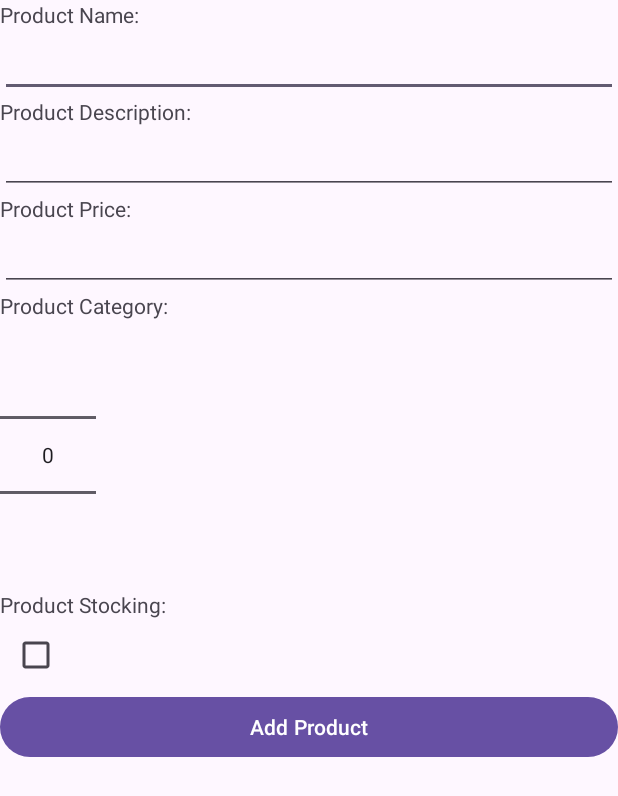
After one commit to lazy-life/PRM392_Project, an Android app: the ProductAddActivity screen opened directly, with no data from a screen before it, on a phone screen of 412 x 824 dp. The commit adds this screen. Shown: the top 796 px of the screen. Run offline under Robolectric (Android 15) with nearby library versions, the phone set to English and light mode, and no system bars; our stand-ins replace Firebase (no records; nobody signed in at launch, a user with empty details on screens opened directly).

Commit message:
finish them sua xoa

```diff
--- /dev/null
+++ b/app/src/main/java/com/example/delitesprm392project/RecyclerView/ProductManager/ProductAddActivity.java
@@ -0,0 +1,93 @@
+package com.example.delitesprm392project.RecyclerView.ProductManager;
+
+import androidx.annotation.NonNull;
+import androidx.appcompat.app.AppCompatActivity;
+
+import android.content.Intent;
+import android.os.Bundle;
+import android.util.Log;
+import android.view.View;
+import android.widget.Button;
+import android.widget.CheckBox;
+import android.widget.EditText;
+import android.widget.NumberPicker;
+
+import com.example.delitesprm392project.R;
+import com.example.delitesprm392project.model.Product;
+import com.google.firebase.database.DataSnapshot;
+import com.google.firebase.database.DatabaseError;
+import com.google.firebase.database.DatabaseReference;
+import com.google.firebase.database.FirebaseDatabase;
+import com.google.firebase.database.ValueEventListener;
+
+public class ProductAddActivity extends AppCompatActivity {
+
+    EditText pName;
+    EditText pDescription;
+    EditText pPrice;
+    NumberPicker pCategory;
+    CheckBox pStocking;
+    Button addBtn;
+
+    DatabaseReference databaseReference;
+    FirebaseDatabase firebaseDatabase;
+
+    public void AddData(Product product){
+        firebaseDatabase = FirebaseDatabase.getInstance();
+        databaseReference = firebaseDatabase.getReference("Products")
+                .child(String.valueOf(product.getId()-1));
+
+        databaseReference.addValueEventListener(new ValueEventListener() {
+            @Override
+            public void onDataChange(DataSnapshot dataSnapshot) {
+                //cập nhật dữ liệu trên firebase theo product
+                databaseReference.setValue(product);
+                //ve lai trang san pham
+                onDataLoaded();
+                Log.d("TAG", "Data loaded successfully.");
+                // Call a method to update your UI with the new data here
+            }
+
+            @Override
+            public void onCancelled(@NonNull DatabaseError error) {
+                Log.d("TAG", "Failed to load data. Error message: " + error.getMessage());
+                // Handle the error here
+            }
+        });
+    }
+
+    private void onDataLoaded() {
+        Intent intent = new Intent(this, ProductManagerRecycleView.class);
+
+        // Chuyển sang activity ProductDetail
+        this.startActivity(intent);
+    }
+
+    @Override
+    protected void onCreate(Bundle savedInstanceState) {
+        super.onCreate(savedInstanceState);
+        setContentView(R.layout.activity_product_add);
+
+        pName = findViewById(R.id.addProductName);
+        pDescription = findViewById(R.id.addProductDescription);
+        pPrice = findViewById(R.id.addProductPrice);
+        pCategory = findViewById(R.id.addProductCategory);
+        addBtn = findViewById(R.id.addProductBtn);
+        pStocking = findViewById(R.id.addProductStocking);
+
+        Intent intent = getIntent();
+        int productId = intent.getIntExtra("productId", 100);
+
+        addBtn.setOnClickListener(new View.OnClickListener() {
+            @Override
+            public void onClick(View v) {
+                Product product = new Product(productId, pName.getText().toString()
+                        , Double.parseDouble(pPrice.getText().toString()), pCategory.getValue()
+                        , pStocking.isChecked(), "", pDescription.getText().toString());
+
+                AddData(product);
+            }
+        });
+
+    }
+}
--- a/app/src/main/java/com/example/delitesprm392project/model/Product.java
+++ b/app/src/main/java/com/example/delitesprm392project/model/Product.java
@@ -1,6 +1,8 @@
 package com.example.delitesprm392project.model;
 
-public class Product {
+import java.io.Serializable;
+
+public class Product implements Serializable {
     private int id;
     private String name;
     private double price;
--- /dev/null
+++ b/app/src/main/res/layout/activity_product_add.xml
@@ -0,0 +1,56 @@
+<?xml version="1.0" encoding="utf-8"?>
+<LinearLayout xmlns:android="http://schemas.android.com/apk/res/android"
+    xmlns:app="http://schemas.android.com/apk/res-auto"
+    xmlns:tools="http://schemas.android.com/tools"
+    android:layout_width="match_parent"
+    android:layout_height="match_parent"
+    tools:context=".RecyclerView.ProductManager.ProductAddActivity"
+    android:orientation="vertical">
+
+    <TextView
+        android:layout_width="wrap_content"
+        android:layout_height="wrap_content"
+        android:text="Product Name:"/>
+    <EditText
+        android:layout_width="match_parent"
+        android:layout_height="wrap_content"
+        android:id="@+id/addProductName"/>
+    <TextView
+        android:layout_width="wrap_content"
+        android:layout_height="wrap_content"
+        android:text="Product Description:"/>
+    <EditText
+        android:layout_width="match_parent"
+        android:layout_height="wrap_content"
+        android:id="@+id/addProductDescription"/>
+    <TextView
+        android:layout_width="wrap_content"
+        android:layout_height="wrap_content"
+        android:text="Product Price:"/>
+    <EditText
+        android:layout_width="match_parent"
+        android:layout_height="wrap_content"
+        android:id="@+id/addProductPrice"/>
+    <TextView
+        android:layout_width="wrap_content"
+        android:layout_height="wrap_content"
+        android:text="Product Category:"/>
+    <NumberPicker
+        android:layout_width="wrap_content"
+        android:layout_height="wrap_content"
+        android:id="@+id/addProductCategory"/>
+    <TextView
+        android:layout_width="wrap_content"
+        android:layout_height="wrap_content"
+        android:text="Product Stocking:"/>
+    <CheckBox
+        android:layout_width="wrap_content"
+        android:layout_height="wrap_content"
+        android:id="@+id/addProductStocking"/>
+    <Button
+        android:layout_width="match_parent"
+        android:layout_height="wrap_content"
+        android:id="@+id/addProductBtn"
+        android:text="Add Product"/>
+
+</LinearLayout>
```
Also changed, not shown: app/src/main/AndroidManifest.xml (+11 -4 lines), app/src/main/java/com/example/delitesprm392project/RecyclerView/ProductManager/ProductDeteleActivity.java (added, +64 -0 lines), app/src/main/java/com/example/delitesprm392project/RecyclerView/ProductManager/ProductManagerAdapter.java (+33 -2 lines), app/src/main/java/com/example/delitesprm392project/RecyclerView/ProductManager/ProductManagerRecycleView.java (+15 -0 lines), app/src/main/java/com/example/delitesprm392project/RecyclerView/ProductManager/ProductUpdateActivity.java (added, +97 -0 lines), app/src/main/res/layout/activity_product_detele.xml (added, +9 -0 lines), app/src/main/res/layout/activity_product_update.xml (added, +48 -0 lines).
